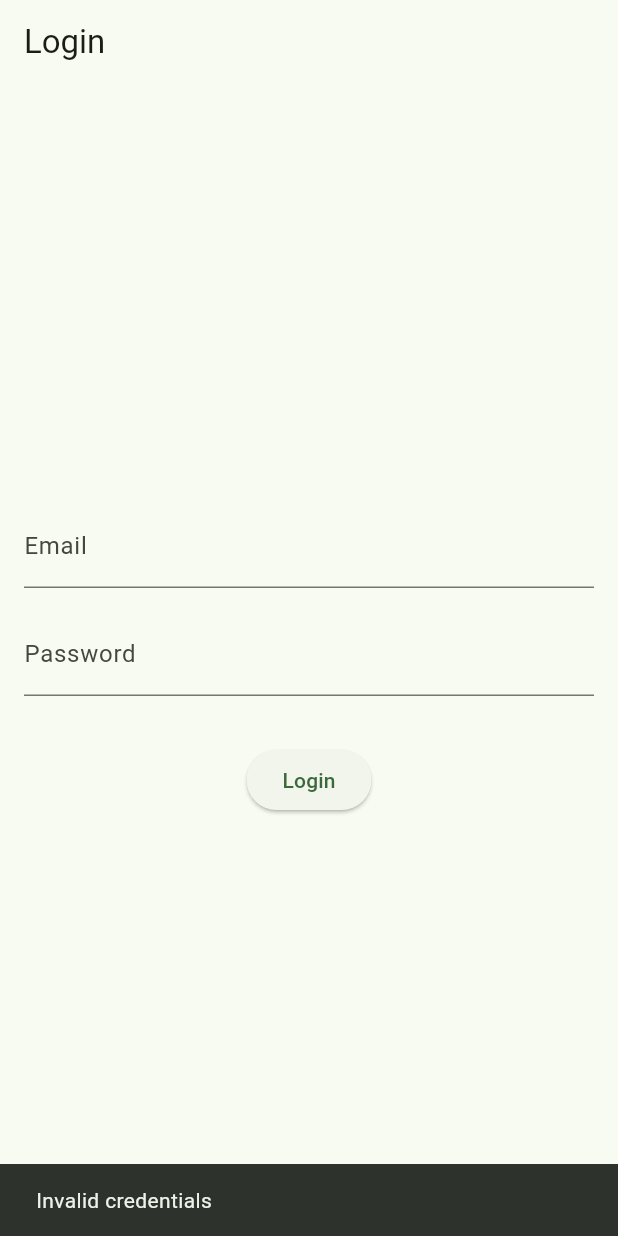
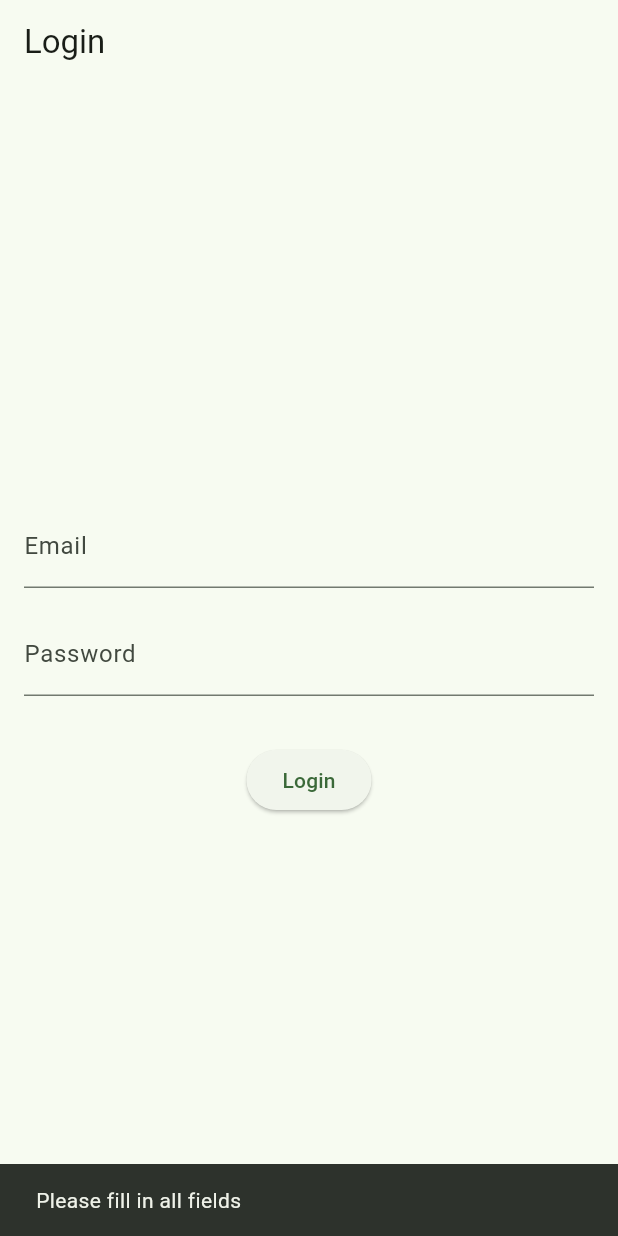
Before and after one commit to victormusembi11/pizza_app, a Flutter app: the screen it shows after launch, after a tap on "Login", on a phone screen of 412 x 824 dp. Run offline on Flutter 3.47's test engine with Material 3 defaults, Android fonts, the phone set to English and light mode, and no system bars.

Commit message:
feat: make api call for login status

```diff
--- a/lib/screens/login.dart
+++ b/lib/screens/login.dart
@@ -1,6 +1,7 @@
+import 'dart:convert';
 import 'package:flutter/material.dart';
+import 'package:http/http.dart' as http;
 import 'package:provider/provider.dart';
-
 import '../providers/auth_provider.dart';
 
 class LoginPage extends StatelessWidget {
@@ -11,15 +12,46 @@ class LoginPage extends StatelessWidget {
     final emailController = TextEditingController();
     final passwordController = TextEditingController();
 
-    void _login() {
-      if (emailController.text == 'user@example.com' &&
-          passwordController.text == 'password') {
-        // Successful login
-        context.read<AuthProvider>().login();
-      } else {
-        // Show error message
+    Future<void> _login() async {
+      final email = emailController.text;
+      final password = passwordController.text;
+
+      if (email.isEmpty || password.isEmpty) {
         ScaffoldMessenger.of(context).showSnackBar(
-          const SnackBar(content: Text('Invalid credentials')),
+          const SnackBar(content: Text('Please fill in all fields')),
+        );
+        return;
+      }
+
+      try {
+        final url = Uri.parse('http://localhost:5000/login.php');
+        final response = await http.post(
+          url,
+          headers: {'Content-Type': 'application/json'},
+          body: jsonEncode({'email': email, 'password': password}),
+        );
+
+        if (response.statusCode == 200) {
+          final responseData = jsonDecode(response.body);
+
+          if (responseData['status'] == 'success') {
+            context.read<AuthProvider>().login();
+            ScaffoldMessenger.of(context).showSnackBar(
+              const SnackBar(content: Text('Login successful!')),
+            );
+          } else {
+            ScaffoldMessenger.of(context).showSnackBar(
+              SnackBar(content: Text(responseData['error'] ?? 'Login failed')),
+            );
+          }
+        } else {
+          ScaffoldMessenger.of(context).showSnackBar(
+            const SnackBar(content: Text('Server error, please try again')),
+          );
+        }
+      } catch (e) {
+        ScaffoldMessenger.of(context).showSnackBar(
+          SnackBar(content: Text('Error: $e')),
         );
       }
     }
```
